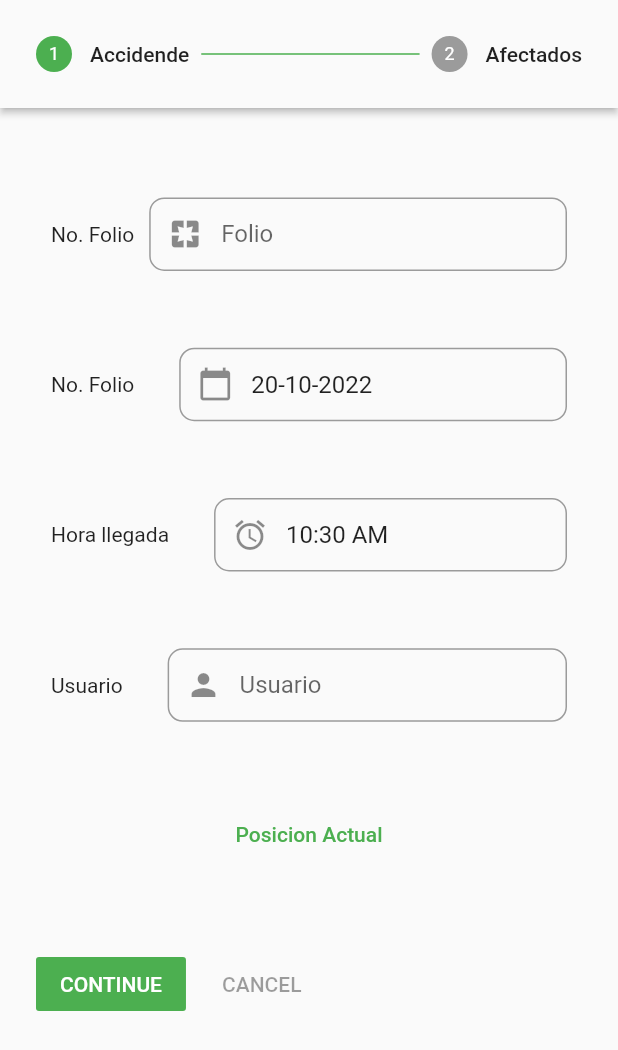
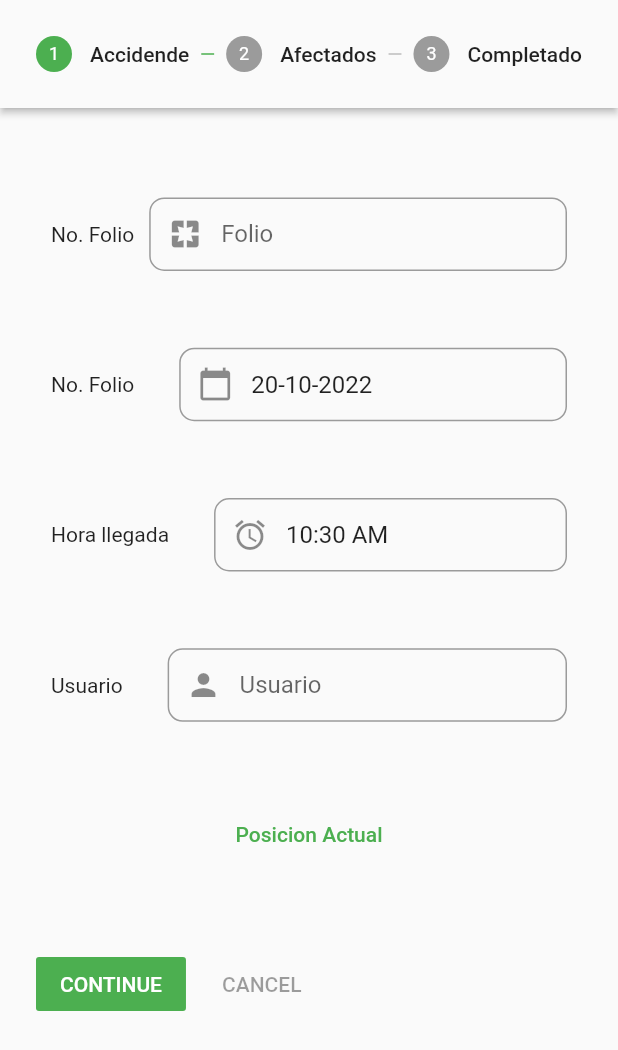
Before and after one commit to Luisicho/Movilidad, a Flutter app: the screen it shows after launch, after a tap on "Posicion Actual", on a phone screen of 412 x 824 dp. Shown: the top 1050 px of the screen. Run offline on Flutter 3.47's test engine with Material 2 defaults, Android fonts, the phone set to English and light mode, and no system bars; our stand-ins replace flutter_map, flutter_speed_dial, fluttertoast, geolocator, latlong2, smooth_page_indicator.

Commit message:
Nuevo Stepp, remove bug

```diff
--- a/lib/levantamiento/lev_main.dart
+++ b/lib/levantamiento/lev_main.dart
@@ -12,32 +12,44 @@ class levMain extends StatefulWidget {
 }
 
 class _levMainState extends State<levMain> {
-
   // form key avisa los cambios
   final _formKey = GlobalKey<FormState>();
 
   // Focus Nodes
+  //Step1
   final folioFocus = FocusNode();
   final fechaFocus = FocusNode();
   final hourFocus = FocusNode();
   final userFocus = FocusNode();
+  //Step2
 
   // editing controller
+  //Step1
   final TextEditingController folioController = TextEditingController();
   final TextEditingController fechaController = TextEditingController();
   final TextEditingController userController = TextEditingController();
   final TextEditingController hourController = TextEditingController();
+  //Step2
+
+  //-----------Inicio de variables y controladores------------------
+  int currStep = 0;
+
+  //-----Iniciar la ventana
+  @override
+  void initState() {
+
+    super.initState();
+  }
 
   @override
   Widget build(BuildContext context) {
-    //Inicio de variables
-    int currStep = 0;
     //ASIGNA HORA DE HOY
     hourController.text = TimeOfDay.now().format(context).toString();
     //ASIGNA DIA DE HOY
     fechaController.text = DateFormat("dd-MM-yyyy").format(DateTime.now());
 
     //--------------Object Varaible-----------------------
+    //--------------Step No1
     //Folio Field
     final folioField = Row(
       mainAxisAlignment: MainAxisAlignment.center,
@@ -149,6 +161,8 @@ class _levMainState extends State<levMain> {
       ],
     );
 
+    //
+    //--------------Step No1
     //--------------Object Varaible-----------------------
 
     //------------------Functions-----------------
@@ -160,9 +174,13 @@ class _levMainState extends State<levMain> {
             content: Container(
               height: 500,
               margin: const EdgeInsets.all(10.0),
-          child: Form(
+              child:
+                //------------Formulario
+                Form(
                 key: _formKey,
-            child: Column(
+                child:
+                  //------------ColumnaForm
+                  Column(
                   mainAxisAlignment: MainAxisAlignment.spaceAround,
                   children: [
                     folioField,
@@ -171,18 +189,14 @@ class _levMainState extends State<levMain> {
                     usuarioField,
                     TextButton(
                       child: const Text('Posicion Actual'),
-                  onPressed: () async {
+                      onPressed: () async{
                         //Pedir permiso para posicion actual
-                    LocationPermission permission =
-                        await Geolocator.requestPermission();
+                        LocationPermission permission = await Geolocator.requestPermission();
                         //Consigue posicion actual
-                    Position _currentPosition =
-                        await Geolocator.getCurrentPosition(
-                            desiredAccuracy: LocationAccuracy.high);
-                    String mesg = "Lon " +
-                        _currentPosition.longitude.toString() +
-                        " Lat " +
-                        _currentPosition.latitude.toString();
+                        Position _currentPosition = await Geolocator.getCurrentPosition(desiredAccuracy: LocationAccuracy.high);
+
+                        String mesg = "Lon " +_currentPosition.longitude.toString() + " Lat " + _currentPosition.latitude.toString();
+                        //-------------Toast
                         Fluttertoast.showToast(
                             msg: mesg,
                             toastLength: Toast.LENGTH_SHORT,
@@ -191,6 +205,7 @@ class _levMainState extends State<levMain> {
                             backgroundColor: Colors.red,
                             textColor: Colors.white,
                             fontSize: 16.0);
+                        //-------------Toast
                       },
                     ),
                   ],
@@ -207,10 +222,33 @@ class _levMainState extends State<levMain> {
               child: Text('data'),
             ),
           ),
+          Step(
+            state: currStep > 2 ? StepState.complete : StepState.indexed,
+            isActive: currStep >= 2,
+            title: const Text('Completado'),
+            content: SizedBox(
+              height: 500,
+              child: TextButton(
+                onPressed: () {
+                  //-------------Toast
+                  Fluttertoast.showToast(
+                      msg: 'Enviando a la nuve',
+                      toastLength: Toast.LENGTH_SHORT,
+                      gravity: ToastGravity.CENTER,
+                      timeInSecForIosWeb: 1,
+                      backgroundColor: Colors.red,
+                      textColor: Colors.white,
+                      fontSize: 16.0);
+                  //-------------Toast
+                },
+                child: Text('Guardar'),
+              ),
+            ),
+          ),
         ];
     //------------------Functions-----------------
 
-    //return
+    //----return
     return Scaffold(
       body: Stepper(
         type: StepperType.horizontal,
@@ -221,10 +259,15 @@ class _levMainState extends State<levMain> {
             currStep++;
           });
         },
-        onStepCancel: currStep == 0 ? null : () => setState(() {
+        onStepCancel: currStep == 0
+            ? null
+            : () => setState(() {
                   currStep--;
                 }),
       ),
     );
   } //widget
 }
+
+void iniComponents(BuildContext context, TextEditingController fechaController,
+    TextEditingController hourController) async {}
```
Also changed, not shown: 7 other files. Lines whose indentation alone changed are shown as unchanged.
